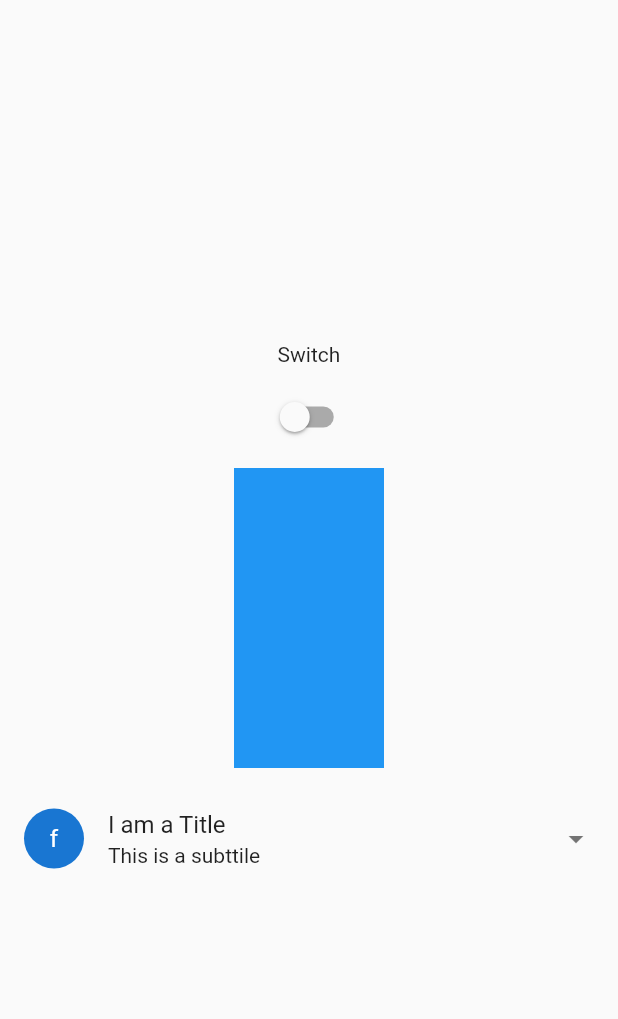
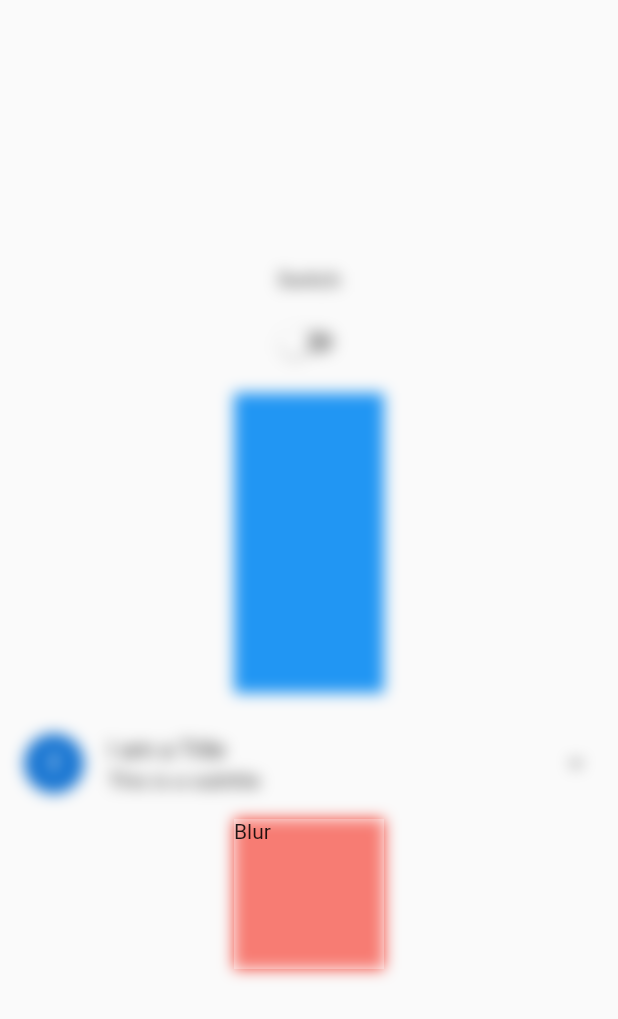
Before and after one commit to thetahmeed/Flutter, a Flutter app: the screen it shows after launch, on a phone screen of 412 x 824 dp. Shown: the top 1019 px of the screen. Run offline on Flutter 3.47's test engine with Material 2 defaults, Android fonts, the phone set to English and light mode, and no system bars; our stand-ins replace curved_navigation_bar, flutter_neumorphic, image_picker, liquid_swipe, shared_preferences.

Commit message:
Backdrop Filter

```diff
--- a/seventeen/lib/pages/animatedcrossfade.dart
+++ b/seventeen/lib/pages/animatedcrossfade.dart
@@ -1,3 +1,5 @@
+import 'dart:ui';
+
 import 'package:flutter/material.dart';
 
 class AnimatedCrossfade extends StatefulWidget {
@@ -79,8 +81,27 @@ class _AnimatedCrossfadeState extends State<AnimatedCrossfade> {
                       ),
                       SizedBox(
                         width: 10,
-                      )
+                      ),
                     ],
+                  ),
+                ),
+              ],
+            ),
+            Stack(
+              alignment: Alignment.center,
+              children: [
+                Container(
+                  width: 100,
+                  height: 100,
+                  color: Colors.red,
+                  child: BackdropFilter(
+                    filter: ImageFilter.blur(sigmaX: 5, sigmaY: 5),
+                    child: Container(
+                      height: 200,
+                      width: 200,
+                      color: Colors.white.withOpacity(0.3),
+                      child: Text('Blur'),
+                    ),
                   ),
                 )
               ],
```
